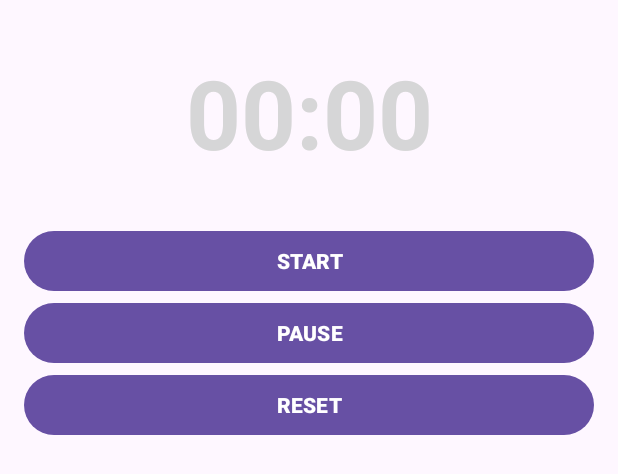
After one commit to Vampirish/timer_android, an Android app: the layout activity_timer.xml on its own in the app's theme, with its tools: preview values and no code run, on a phone screen of 412 x 824 dp. The commit adds this screen. Shown: the top 474 px of the screen. Run offline under Robolectric (Android 15) with nearby library versions, the phone set to English and light mode, and no system bars.

Commit message:
setting gradle. activity_timer.xml UI finished

```diff
--- a/app/build.gradle.kts
+++ b/app/build.gradle.kts
@@ -33,6 +33,9 @@ android {
     kotlinOptions {
         jvmTarget = "1.8"
     }
+    buildFeatures {
+        viewBinding = true
+    }
 }
 
 dependencies {
--- /dev/null
+++ b/app/src/main/res/layout/activity_timer.xml
@@ -0,0 +1,45 @@
+<?xml version="1.0" encoding="utf-8"?>
+<LinearLayout xmlns:android="http://schemas.android.com/apk/res/android"
+    android:layout_width="match_parent"
+    android:layout_height="match_parent"
+    android:orientation="vertical">
+
+    <TextView
+        android:id="@+id/time_view"
+        android:layout_width="match_parent"
+        android:layout_height="wrap_content"
+        android:layout_marginTop="32dp"
+        android:gravity="center"
+        android:text="00:00"
+        android:textColor="@color/black"
+        android:textSize="64sp"
+        android:textStyle="bold" />
+
+    <com.google.android.material.button.MaterialButton
+        android:id="@+id/start_btn"
+        android:layout_marginTop="32dp"
+        android:layout_width="match_parent"
+        android:layout_height="wrap_content"
+        android:layout_marginHorizontal="16dp"
+        android:text="@string/start"
+        android:textAllCaps="true"
+        android:textStyle="bold" />
+
+    <com.google.android.material.button.MaterialButton
+        android:id="@+id/pause_btn"
+        android:layout_width="match_parent"
+        android:layout_height="wrap_content"
+        android:layout_marginHorizontal="16dp"
+        android:text="@string/pause"
+        android:textAllCaps="true"
+        android:textStyle="bold" />
+
+    <com.google.android.material.button.MaterialButton
+        android:id="@+id/reset_btn"
+        android:layout_width="match_parent"
+        android:layout_height="wrap_content"
+        android:layout_marginHorizontal="16dp"
+        android:text="@string/reset"
+        android:textAllCaps="true"
+        android:textStyle="bold" />
+</LinearLayout>
--- a/app/src/main/res/values/strings.xml
+++ b/app/src/main/res/values/strings.xml
@@ -3,4 +3,7 @@
     <string name="input_seconds_count">Input seconds count</string>
     <string name="set_timer">Set timer</string>
     <string name="send_number">Send number</string>
+    <string name="start">Start</string>
+    <string name="pause">Pause</string>
+    <string name="reset">Reset</string>
 </resources>
```
Also changed, not shown: app/src/main/java/com/kehes/timer/MainActivity.kt (+24 -6 lines), app/src/main/java/com/kehes/timer/TimerActivity.kt (added, +7 -0 lines).
